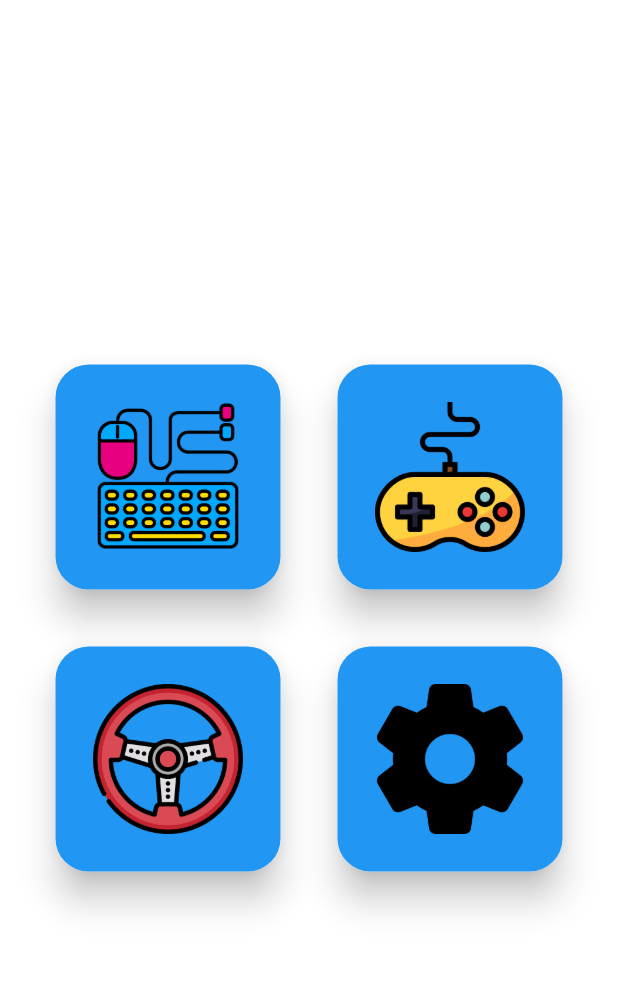
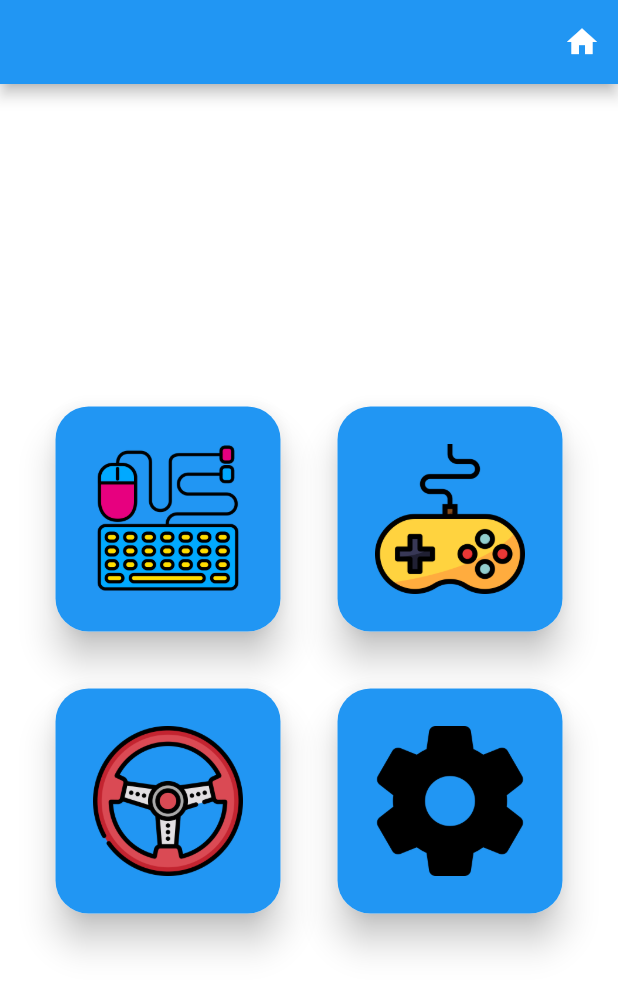
Before and after one commit to JoaoPauloPrata/controleremoto, a Flutter app: the screen it shows after launch, on a phone screen of 412 x 824 dp. Shown: the top 992 px of the screen. Run offline on Flutter 3.47's test engine with Material 2 defaults, Android fonts, the phone set to English and light mode, and no system bars.

Commit message:
Adicionada função que permite navegar entre telas ao clicar nos card de opções

```diff
--- a/controle/lib/ui/pages/init/init_page.dart
+++ b/controle/lib/ui/pages/init/init_page.dart
@@ -1,3 +1,4 @@
+import 'package:controle/ui/pages/pages.dart';
 import 'package:flutter/material.dart';
 
 class InitPage extends StatefulWidget {
@@ -15,6 +16,14 @@ class _InitPageState extends State<InitPage> {
     String settings = 'assets/images/settings.png';
     String mouseAndKeyboard = 'assets/images/keyboard-and-mouse.png';
     return Scaffold(
+      appBar: AppBar(
+        actions: [
+          IconButton(
+            onPressed: () {},
+            icon: Icon(Icons.home),
+          ),
+        ],
+      ),
       body: Container(
         color: Colors.white,
         child: Column(
@@ -23,22 +32,22 @@ class _InitPageState extends State<InitPage> {
             Row(
               mainAxisAlignment: MainAxisAlignment.center,
               children: [
-                OptionCard(mouseAndKeyboard),
+                OptionCard(mouseAndKeyboard, MousePad()),
                 const SizedBox(
                   width: 30,
                 ),
-                OptionCard(joystick),
+                OptionCard(joystick, JoysTick()),
               ],
             ),
             const SizedBox(height: 30),
             Row(
               mainAxisAlignment: MainAxisAlignment.center,
               children: [
-                OptionCard(volant),
+                OptionCard(volant, Container()),
                 const SizedBox(
                   width: 30,
                 ),
-                OptionCard(settings),
+                OptionCard(settings, Container()),
               ],
             ),
           ],
@@ -49,11 +58,21 @@ class _InitPageState extends State<InitPage> {
 }
 
 class OptionCard extends StatelessWidget {
-  OptionCard(String this.image);
+  OptionCard(String this.image, Widget this.page);
+  Widget page;
   String image;
   @override
   Widget build(BuildContext context) {
+    void _selectPage(BuildContext context, Widget page) {
+      Navigator.of(context).push(MaterialPageRoute(builder: (context) {
+        return page;
+      }));
+    }
+
     return GestureDetector(
+      onTap: () {
+        _selectPage(context, page);
+      },
       child: Card(
         elevation: 10,
         shape: RoundedRectangleBorder(borderRadius: BorderRadius.circular(22)),
```
Also changed, not shown: controle/lib/ui/pages/joystick/joystick.dart (+14 -1 lines), controle/lib/ui/pages/touchpad/touchpad.dart (+5 -8 lines).
